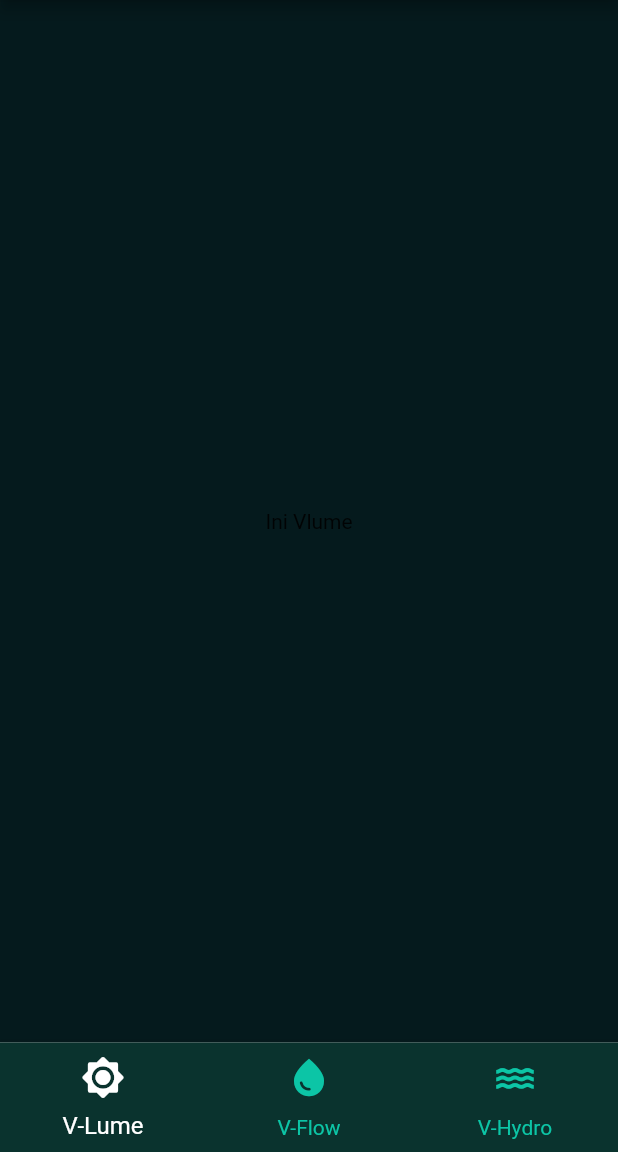
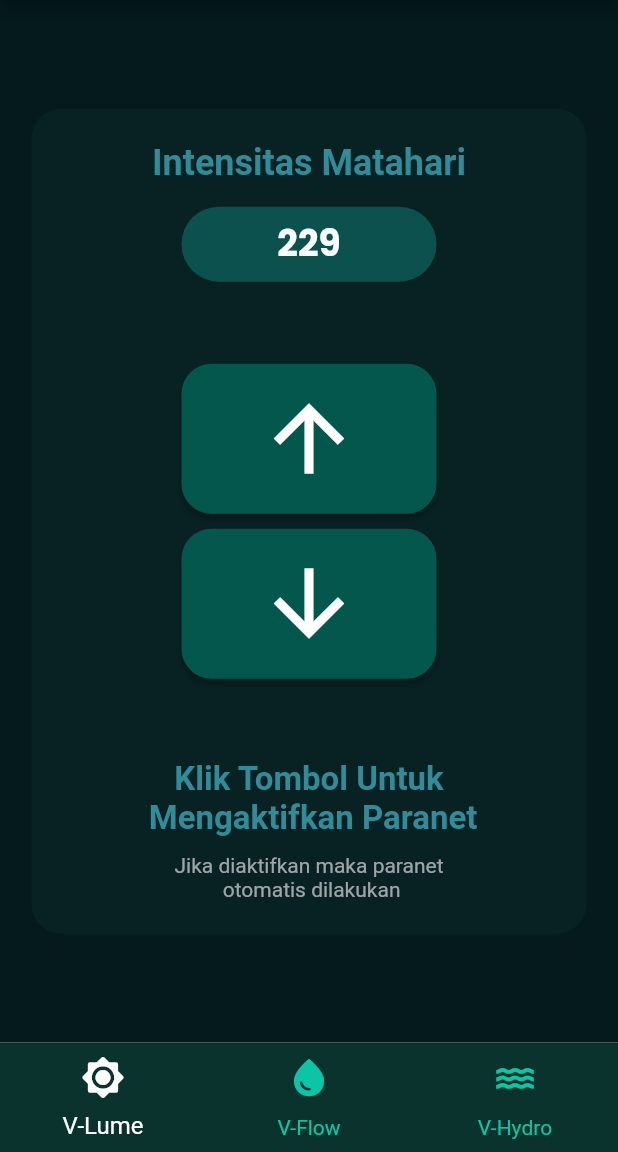
Before and after one commit to WidiAtmaja/vgrowz-p2mw, a Flutter app: the screen it shows after launch, on a phone screen of 412 x 824 dp, the part 84-1236 px from its top. Run offline on Flutter 3.47's test engine with Material 2 defaults, Android fonts, the light colour scheme and no system bars; our stand-ins replace google_fonts.

Commit message:
tinggal data

```diff
--- a/lib/screens/vflow.dart
+++ b/lib/screens/vflow.dart
@@ -81,7 +81,7 @@ class _VflowState extends State<Vflow> {
                       mainAxisAlignment: MainAxisAlignment.center,
                       children: [
                         Text(
-                          'Klik Tombol\nUntuk Mengaktifkan',
+                          'Klik Tombol Untuk \n Mengaktifkan Penyiraman',
                           textAlign: TextAlign.center,
                           style: TextStyle(
                               color: TextColor.secondary,
--- a/lib/screens/vlume.dart
+++ b/lib/screens/vlume.dart
@@ -15,7 +15,119 @@ class _VlumeState extends State<Vlume> {
     return Scaffold(
       backgroundColor: AppColors.primary,
       body: Center(
-        child: Text('Ini Vlume'),
+        child: Container(
+          height: 550,
+          width: 370,
+          decoration: BoxDecoration(
+            color: AppColors.bgcard,
+            borderRadius: BorderRadius.circular(20),
+          ),
+          child: ClipRRect(
+            borderRadius: BorderRadius.circular(20),
+            child: Column(
+              children: [
+                Flexible(
+                  flex: 2,
+                  child: Center(
+                    child: Column(
+                      mainAxisAlignment: MainAxisAlignment.center,
+                      children: [
+                        Text(
+                          'Intensitas Matahari',
+                          style: TextStyle(
+                              color: TextColor.secondary,
+                              fontSize: 24,
+                              fontWeight: FontWeight.bold),
+                        ),
+                        SizedBox(
+                          height: 15,
+                        ),
+                        Container(
+                          width: 170,
+                          height: 50,
+                          decoration: BoxDecoration(
+                            color: Color.fromARGB(255, 13, 81, 79),
+                            borderRadius: BorderRadius.circular(30),
+                          ),
+                          child: Center(
+                            child: Text(
+                              '229',
+                              style: TextStyles.status,
+                            ),
+                          ),
+                        )
+                      ],
+                    ),
+                  ),
+                ),
+                Flexible(
+                    flex: 4,
+                    child: Center(
+                      child: Column(
+                        mainAxisAlignment: MainAxisAlignment.center,
+                        children: [
+                          ElevatedButton(
+                            onPressed: () {},
+                            child: Icon(
+                              Icons.arrow_upward,
+                              size: 70,
+                            ),
+                            style: ElevatedButton.styleFrom(
+                                backgroundColor: AppColors.button,
+                                padding: EdgeInsets.all(15),
+                                minimumSize: Size(170, 70),
+                                shape: RoundedRectangleBorder(
+                                    borderRadius: BorderRadius.circular(20))),
+                          ),
+                          SizedBox(height: 10), // Space between the two buttons
+                          ElevatedButton(
+                            onPressed: () {},
+                            child: Icon(
+                              Icons.arrow_downward,
+                              size: 70,
+                            ),
+                            style: ElevatedButton.styleFrom(
+                                backgroundColor: AppColors.button,
+                                padding: EdgeInsets.all(15),
+                                minimumSize: Size(170, 70),
+                                shape: RoundedRectangleBorder(
+                                    borderRadius: BorderRadius.circular(20))),
+                          ),
+                        ],
+                      ),
+                    )),
+                Flexible(
+                  flex: 2,
+                  child: Center(
+                    child: Column(
+                      mainAxisAlignment: MainAxisAlignment.center,
+                      children: [
+                        Text(
+                          'Klik Tombol Untuk \n Mengaktifkan Paranet',
+                          textAlign: TextAlign.center,
+                          style: TextStyle(
+                              color: TextColor.secondary,
+                              fontSize: 22,
+                              fontWeight: FontWeight.bold),
+                        ),
+                        SizedBox(
+                          height: 10,
+                        ),
+                        Text(
+                          'Jika diaktifkan maka paranet \n otomatis dilakukan',
+                          textAlign: TextAlign.center,
+                          style: TextStyle(
+                            color: Color.fromARGB(184, 216, 216, 216),
+                          ),
+                        )
+                      ],
+                    ),
+                  ),
+                ),
+              ],
+            ),
+          ),
+        ),
       ),
     );
   }
```
